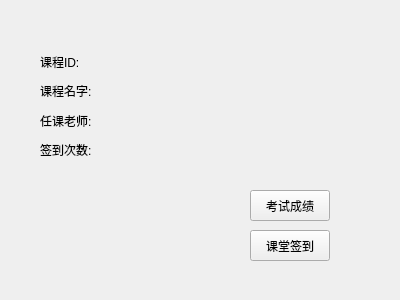
First picture: the form in Classroom_Assistant/studentclassinfo.ui, repository naifuliang/Classroom_Assistant, before the edit.
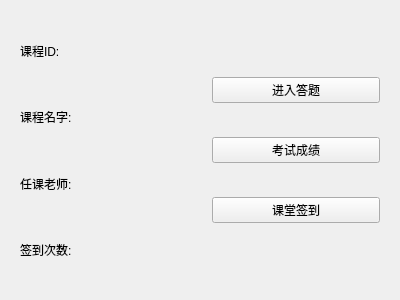
Second picture: the form after the edit.

Diff of the .ui file:
```diff
--- a/Classroom_Assistant/studentclassinfo.ui
+++ b/Classroom_Assistant/studentclassinfo.ui
@@ -13,116 +13,178 @@
   <property name="windowTitle">
    <string>Form</string>
   </property>
-  <widget class="QWidget" name="verticalLayoutWidget">
-   <property name="geometry">
-    <rect>
-     <x>40</x>
-     <y>50</y>
-     <width>160</width>
-     <height>111</height>
-    </rect>
-   </property>
-   <layout class="QVBoxLayout" name="verticalLayout">
-    <item>
-     <layout class="QHBoxLayout" name="horizontalLayout_3">
-      <item>
-       <widget class="QLabel" name="label_5">
-        <property name="text">
-         <string>课程ID:</string>
-        </property>
-       </widget>
-      </item>
-      <item>
+  <layout class="QHBoxLayout" name="horizontalLayout">
+   <item>
+    <widget class="QWidget" name="widget" native="true">
+     <layout class="QGridLayout" name="gridLayout">
+      <item row="0" column="2" colspan="2">
        <widget class="QLabel" name="classIDLabel">
         <property name="text">
          <string/>
         </property>
        </widget>
       </item>
-     </layout>
-    </item>
-    <item>
-     <layout class="QHBoxLayout" name="horizontalLayout">
-      <item>
-       <widget class="QLabel" name="label">
-        <property name="text">
-         <string>课程名字:</string>
-        </property>
-       </widget>
-      </item>
-      <item>
-       <widget class="QLabel" name="classNameLabel">
+      <item row="2" column="2" colspan="2">
+       <widget class="QLabel" name="teacherNameLabel">
         <property name="text">
          <string/>
         </property>
        </widget>
       </item>
-     </layout>
-    </item>
-    <item>
-     <layout class="QHBoxLayout" name="horizontalLayout_4">
-      <item>
+      <item row="2" column="0" colspan="2">
        <widget class="QLabel" name="label_7">
         <property name="text">
          <string>任课老师:</string>
         </property>
        </widget>
       </item>
-      <item>
-       <widget class="QLabel" name="teacherNameLabel">
+      <item row="1" column="0">
+       <widget class="QLabel" name="label">
+        <property name="text">
+         <string>课程名字:</string>
+        </property>
+       </widget>
+      </item>
+      <item row="3" column="2" colspan="2">
+       <widget class="QLabel" name="signupLabel">
         <property name="text">
          <string/>
         </property>
        </widget>
       </item>
-     </layout>
-    </item>
-    <item>
-     <layout class="QHBoxLayout" name="horizontalLayout_2">
-      <item>
+      <item row="0" column="0">
+       <widget class="QLabel" name="label_5">
+        <property name="text">
+         <string>课程ID:</string>
+        </property>
+       </widget>
+      </item>
+      <item row="3" column="0" colspan="2">
        <widget class="QLabel" name="label_3">
         <property name="text">
          <string>签到次数:</string>
         </property>
        </widget>
       </item>
-      <item>
-       <widget class="QLabel" name="signupLabel">
+      <item row="1" column="2" colspan="2">
+       <widget class="QLabel" name="classNameLabel">
         <property name="text">
          <string/>
         </property>
        </widget>
       </item>
      </layout>
-    </item>
-   </layout>
-  </widget>
-  <widget class="QPushButton" name="QuizScoreBtn">
-   <property name="geometry">
-    <rect>
-     <x>250</x>
-     <y>190</y>
-     <width>80</width>
-     <height>31</height>
-    </rect>
-   </property>
-   <property name="text">
-    <string>考试成绩</string>
-   </property>
-  </widget>
-  <widget class="QPushButton" name="SignupButton">
-   <property name="geometry">
-    <rect>
-     <x>250</x>
-     <y>230</y>
-     <width>80</width>
-     <height>31</height>
-    </rect>
-   </property>
-   <property name="text">
-    <string>课堂签到</string>
-   </property>
-  </widget>
+    </widget>
+   </item>
+   <item>
+    <widget class="QWidget" name="widget_2" native="true">
+     <layout class="QVBoxLayout" name="verticalLayout">
+      <item>
+       <spacer name="verticalSpacer_5">
+        <property name="orientation">
+         <enum>Qt::Vertical</enum>
+        </property>
+        <property name="sizeHint" stdset="0">
+         <size>
+          <width>20</width>
+          <height>40</height>
+         </size>
+        </property>
+       </spacer>
+      </item>
+      <item>
+       <spacer name="verticalSpacer">
+        <property name="orientation">
+         <enum>Qt::Vertical</enum>
+        </property>
+        <property name="sizeHint" stdset="0">
+         <size>
+          <width>20</width>
+          <height>40</height>
+         </size>
+        </property>
+       </spacer>
+      </item>
+      <item>
+       <widget class="QPushButton" name="enterquizBtn">
+        <property name="text">
+         <string>进入答题</string>
+        </property>
+       </widget>
+      </item>
+      <item>
+       <spacer name="verticalSpacer_4">
+        <property name="orientation">
+         <enum>Qt::Vertical</enum>
+        </property>
+        <property name="sizeHint" stdset="0">
+         <size>
+          <width>20</width>
+          <height>40</height>
+         </size>
+        </property>
+       </spacer>
+      </item>
+      <item>
+       <widget class="QPushButton" name="QuizScoreBtn">
+        <property name="text">
+         <string>考试成绩</string>
+        </property>
+       </widget>
+      </item>
+      <item>
+       <spacer name="verticalSpacer_3">
+        <property name="orientation">
+         <enum>Qt::Vertical</enum>
+        </property>
+        <property name="sizeHint" stdset="0">
+         <size>
+          <width>20</width>
+          <height>40</height>
+         </size>
+        </property>
+       </spacer>
+      </item>
+      <item>
+       <widget class="QPushButton" name="SignupButton">
+        <property name="text">
+         <string>课堂签到</string>
+        </property>
+        <property name="autoRepeatDelay">
+         <number>300</number>
+        </property>
+       </widget>
+      </item>
+      <item>
+       <spacer name="verticalSpacer_2">
+        <property name="orientation">
+         <enum>Qt::Vertical</enum>
+        </property>
+        <property name="sizeHint" stdset="0">
+         <size>
+          <width>20</width>
+          <height>40</height>
+         </size>
+        </property>
+       </spacer>
+      </item>
+      <item>
+       <spacer name="verticalSpacer_6">
+        <property name="orientation">
+         <enum>Qt::Vertical</enum>
+        </property>
+        <property name="sizeHint" stdset="0">
+         <size>
+          <width>20</width>
+          <height>40</height>
+         </size>
+        </property>
+       </spacer>
+      </item>
+     </layout>
+    </widget>
+   </item>
+  </layout>
  </widget>
  <resources/>
  <connections/>
```
